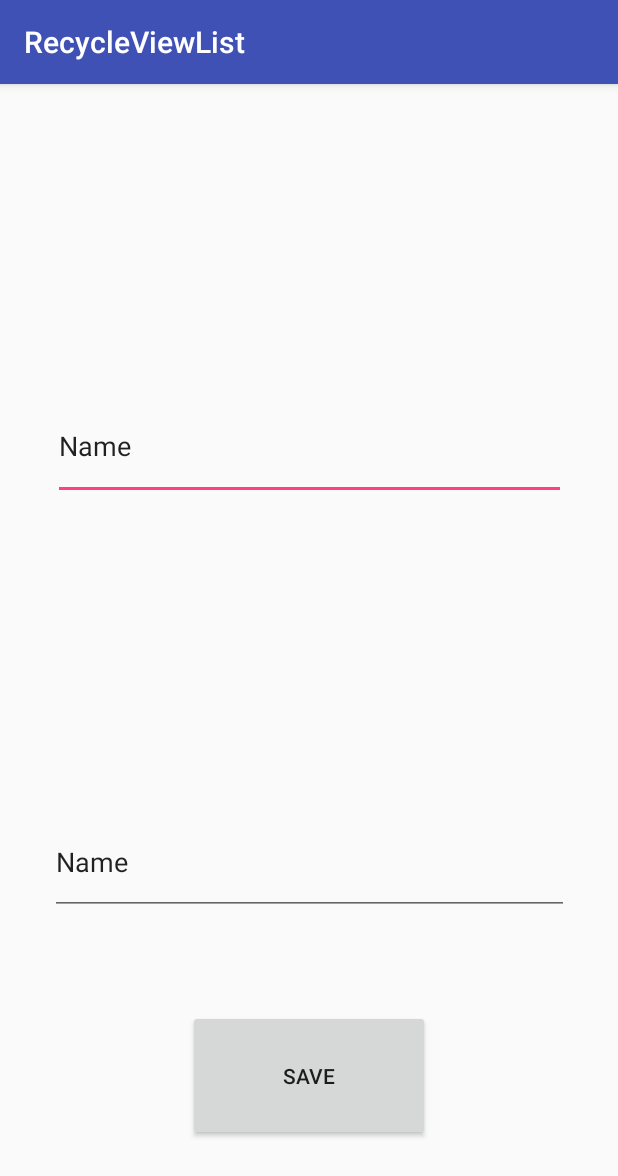
After one commit to RedlineAlexander/RecycleViewList, an Android app: the Main2Activity screen opened directly, with no data from a screen before it, on a phone screen of 412 x 824 dp. The commit adds this screen. Shown: the top 1176 px of the screen. Run offline under Robolectric (Android 15) with nearby library versions, the phone set to English and light mode, and no system bars.

Commit message:
DatabaseHelper.java activity_main.xml MainActivity.java Main2Activity.java

```diff
--- a/app/build.gradle
+++ b/app/build.gradle
@@ -19,7 +19,7 @@ android {
 }
 
 dependencies {
-    def lifecycle_version="1.1.1"
+    def lifecycle_version = "1.1.1"
     def room_version = "1.1.1"
     implementation fileTree(dir: 'libs', include: ['*.jar'])
     implementation 'com.android.support:appcompat-v7:28.0.0'
--- a/app/src/main/AndroidManifest.xml
+++ b/app/src/main/AndroidManifest.xml
@@ -11,6 +11,7 @@
         android:supportsRtl="true"
         android:theme="@style/AppTheme"
         tools:ignore="GoogleAppIndexingWarning">
+        <activity android:name=".Main2Activity"></activity>
         <activity android:name=".MainActivity">
             <intent-filter>
                 <action android:name="android.intent.action.MAIN" />
--- /dev/null
+++ b/app/src/main/java/com/example/recycleviewlist/DatabaseHelper/DatabaseHelper.java
@@ -0,0 +1,52 @@
+package com.example.recycleviewlist.DatabaseHelper;
+
+import android.content.ContentValues;
+import android.content.Context;
+import android.database.Cursor;
+import android.database.sqlite.SQLiteDatabase;
+import android.database.sqlite.SQLiteOpenHelper;
+
+public class DatabaseHelper extends SQLiteOpenHelper {
+    public static final String DATABASE_NAME="DbData";
+    public static final int DATABASE_VERSION=1;
+    public static final String TABLE = "DbTable";
+    public static final String _ID = "id";
+    public static final String COLUMN_1="Title";
+    public static final String COLUMN_2="Description1";
+    public static final String CREATE_TABLE="CREATE TABLE "
+            + TABLE + " ( "
+            + _ID + " INTEGER PRIMARY KEY, "
+            + COLUMN_1 + " TEXT, "
+            + COLUMN_2 + " TEXT)";
+    public DatabaseHelper(Context context) {
+        super(context, DATABASE_NAME, null, DATABASE_VERSION);
+    }
+
+    public void addData(String s1,String s2)
+    {
+        SQLiteDatabase db = this.getWritableDatabase();
+        ContentValues values = new ContentValues();
+        values.put(COLUMN_1,s1);
+        values.put(COLUMN_2,s2);
+        db.insert(TABLE,null,values);
+        db.close();
+    }
+
+    public Cursor fetchData()
+    {
+        SQLiteDatabase db = this.getReadableDatabase();
+        String str = ("SELECT rowid _id, * FROM DbTable");
+        return db.rawQuery(str,null);
+
+    }
+    @Override
+    public void onCreate(SQLiteDatabase db) {
+        db.execSQL(CREATE_TABLE);
+    }
+
+    @Override
+    public void onUpgrade(SQLiteDatabase db, int oldVersion, int newVersion) {
+        db.execSQL("DROP TABLE IF EXISTS " + TABLE);
+        onCreate(db);
+    }
+}
--- /dev/null
+++ b/app/src/main/java/com/example/recycleviewlist/Main2Activity.java
@@ -0,0 +1,34 @@
+package com.example.recycleviewlist;
+
+import android.content.Intent;
+import android.support.v7.app.AppCompatActivity;
+import android.os.Bundle;
+import android.view.View;
+import android.widget.Button;
+import android.widget.TextView;
+
+import com.example.recycleviewlist.DatabaseHelper.DatabaseHelper;
+
+public class Main2Activity extends AppCompatActivity {
+
+    private TextView edit1, edit2;
+    private Button btn;
+    DatabaseHelper databaseHelper;
+    @Override
+    protected void onCreate(Bundle savedInstanceState) {
+        super.onCreate(savedInstanceState);
+        setContentView(R.layout.activity_main2);
+        btn = findViewById(R.id.button);
+        databaseHelper = new DatabaseHelper(this);
+        edit1 = findViewById(R.id.editText);
+        edit2 = findViewById(R.id.editText2);
+        final Intent intent = new Intent(this, MainActivity.class);
+        btn.setOnClickListener(new View.OnClickListener() {
+            @Override
+            public void onClick(View v) {
+                databaseHelper.addData(edit1.getText().toString(), edit2.getText().toString());
+                startActivity(intent);
+            }
+        });
+    }
+}
--- /dev/null
+++ b/app/src/main/res/layout/activity_main2.xml
@@ -0,0 +1,47 @@
+<?xml version="1.0" encoding="utf-8"?>
+<android.support.constraint.ConstraintLayout xmlns:android="http://schemas.android.com/apk/res/android"
+    xmlns:app="http://schemas.android.com/apk/res-auto"
+    xmlns:tools="http://schemas.android.com/tools"
+    android:layout_width="match_parent"
+    android:layout_height="match_parent"
+    tools:context=".Main2Activity">
+
+    <EditText
+        android:id="@+id/editText"
+        android:layout_width="342dp"
+        android:layout_height="71dp"
+        android:ems="10"
+        android:inputType="textPersonName"
+        android:text="Name"
+        app:layout_constraintBottom_toTopOf="@+id/editText2"
+        app:layout_constraintEnd_toEndOf="parent"
+        app:layout_constraintStart_toStartOf="parent"
+        app:layout_constraintTop_toTopOf="parent" />
+
+    <EditText
+        android:id="@+id/editText2"
+        android:layout_width="346dp"
+        android:layout_height="70dp"
+        android:layout_marginBottom="8dp"
+        android:ems="10"
+        android:inputType="textPersonName"
+        android:text="Name"
+        app:layout_constraintBottom_toBottomOf="parent"
+        app:layout_constraintEnd_toEndOf="parent"
+        app:layout_constraintStart_toStartOf="parent"
+        app:layout_constraintTop_toBottomOf="@+id/editText" />
+
+    <Button
+        android:id="@+id/button"
+        android:layout_width="161dp"
+        android:layout_height="87dp"
+        android:layout_marginStart="8dp"
+        android:layout_marginTop="8dp"
+        android:layout_marginEnd="8dp"
+        android:layout_marginBottom="8dp"
+        android:text="Save"
+        app:layout_constraintBottom_toBottomOf="parent"
+        app:layout_constraintEnd_toEndOf="parent"
+        app:layout_constraintStart_toStartOf="parent"
+        app:layout_constraintTop_toBottomOf="@+id/editText2" />
+</android.support.constraint.ConstraintLayout>
```
Also changed, not shown: app/src/main/java/com/example/recycleviewlist/MainActivity.java (+19 -3 lines), app/src/main/res/layout/activity_main.xml (+27 -2 lines).
